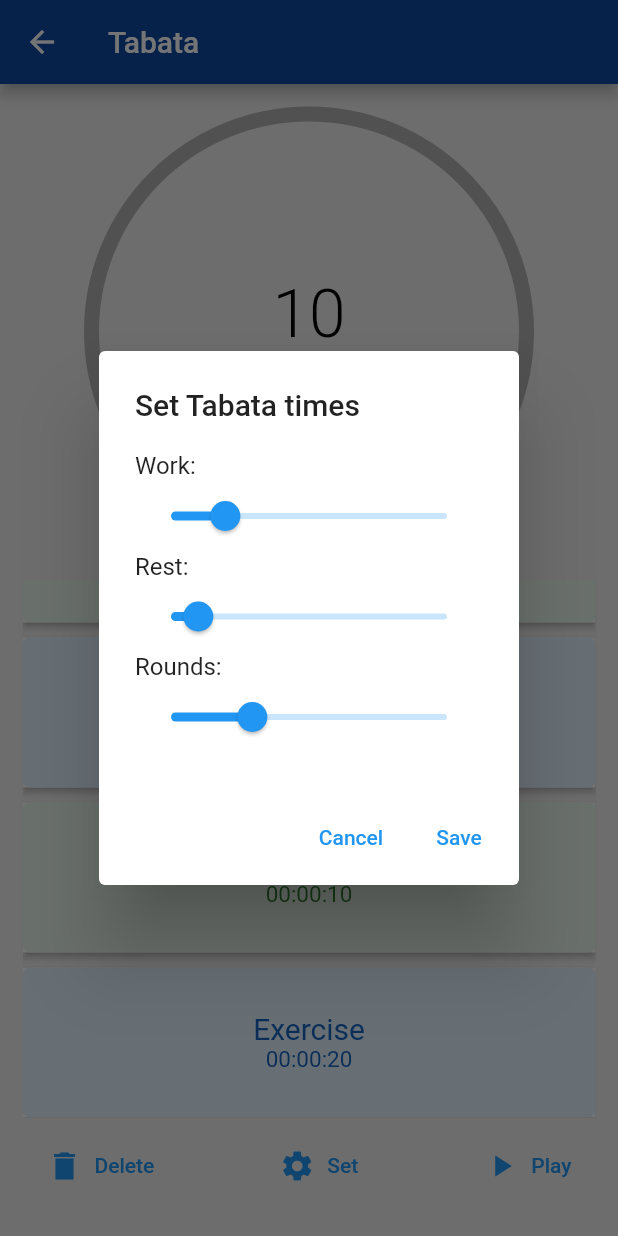
After one commit to mmanning1/WODaily, a Flutter app: the TabataScreen screen opened directly, scrolled down 1392 dp, after a tap on "Set", on a phone screen of 412 x 824 dp. The commit adds this screen. Run offline on Flutter 3.47's test engine with Material 2 defaults, Android fonts, the phone set to English and light mode, and no system bars; our stand-ins replace cloud_firestore, firebase_auth, firebase_core, flutter_signin_button, flutter_spinkit, font_awesome_flutter and 5 more; missing offline and left inert: flutter_ringtone_player; accounts and stored records are empty.

Commit message:
Fine tune stopwatch screen Add settings and sound to tabata screen

```diff
--- /dev/null
+++ b/lib/screens/Preview.dart
@@ -0,0 +1,42 @@
+import 'package:WODaily/utils/Task.dart';
+import 'package:flutter/material.dart';
+
+class Preview extends StatelessWidget {
+  final List<Task> tasks;
+
+  const Preview({Key key, this.tasks}) : super(key: key);
+
+  @override
+  Widget build(BuildContext context) {
+    return Flexible(
+      child: ListView.separated(
+        separatorBuilder: (context, i) => SizedBox(
+          height: 10,
+        ),
+        itemBuilder: (context, i) {
+          return Material(
+            elevation: 2,
+            child: Container(
+              height: 100,
+              width: double.infinity,
+              decoration: BoxDecoration(
+                  color: tasks[i].color[50],
+                  borderRadius: BorderRadius.all(Radius.circular(5))),
+              child: Column(
+                mainAxisAlignment: MainAxisAlignment.center,
+                children: [
+                  Text(tasks[i].title, style: TextStyle(color: tasks[i].color[800], fontSize: 20)),
+                  Text(tasks[i].durationToString(), style: TextStyle(color: tasks[i].color[800], fontSize: 15))
+                ],
+              ),
+            ),
+          );
+        },
+        itemCount: tasks.length,
+        scrollDirection: Axis.vertical,
+        shrinkWrap: true,
+        physics: AlwaysScrollableScrollPhysics(),
+      ),
+    );
+  }
+}
--- a/lib/screens/home_screen.dart
+++ b/lib/screens/home_screen.dart
@@ -1,6 +1,7 @@
 
 import 'package:WODaily/model/user.dart';
 import 'package:WODaily/model/workout.dart';
+import 'package:WODaily/screens/tabata_screen.dart';
 import 'package:WODaily/screens/timer_screen.dart';
 import 'package:WODaily/services/auth.dart';
 import 'package:WODaily/services/database.dart';
@@ -60,7 +61,7 @@ class _WodHomeState extends State<WodHome> {
               icon: const Icon(FontAwesomeIcons.bars),
               onSelected: handleClick,
               itemBuilder: (BuildContext context) {
-                return {'Logout', 'Settings','Timer'}.map((String choice) {
+                return {'Logout', 'Settings','Stopwatch','Tabata'}.map((String choice) {
                   return PopupMenuItem<String>(
                     value: choice,
                     child: Text(choice),
@@ -405,9 +406,13 @@ class _WodHomeState extends State<WodHome> {
         break;
       case 'Settings':
         break;
-      case 'Timer':
+      case 'Stopwatch':
         Navigator.of(this.context).push(MaterialPageRoute(
             builder: (context) => TimerScreen()));
+        break;
+      case 'Tabata':
+        Navigator.of(this.context).push(MaterialPageRoute(
+            builder: (context) => TabataScreen()));
         break;
       case 'Search':
         break;
--- /dev/null
+++ b/lib/screens/tabata_screen.dart
@@ -0,0 +1,226 @@
+import 'dart:async';
+import 'package:WODaily/screens/Preview.dart';
+import 'package:WODaily/utils/Clock.dart';
+import 'package:WODaily/utils/Task.dart';
+import 'package:flutter/material.dart';
+import 'package:numberpicker/numberpicker.dart';
+
+class TabataScreen extends StatefulWidget{
+
+  @override
+  _TabataScreenState createState() => _TabataScreenState();
+}
+
+class _TabataScreenState extends State<TabataScreen> with TickerProviderStateMixin{
+  AnimationController controller;
+  List<Task> tasks = [];
+  int current = 0;
+  double rounds = 8;
+  double work = 20;
+  double rest = 10;
+
+
+  @override
+  void dispose() {
+    controller.dispose();
+    super.dispose();
+  }
+
+  @override
+  void initState() {
+    generateTasks();
+    controller = AnimationController(
+        vsync: this, duration: Duration(seconds: tasks[current].duration))
+      ..addStatusListener((status) {
+        if (status == AnimationStatus.completed) {
+          if (current + 1 >= tasks.length) {
+            showDialog(
+                context: context,
+                builder: (_) {
+                  return AlertDialog(
+                      content: Text('Workout Finished'),
+                      actions: [
+                        TextButton(
+                          child: Text('Close'),
+                          onPressed: () {
+                            Navigator.pop(context);
+                            Navigator.pop(context);
+                          },
+                        )
+                      ]);
+                });
+            return;
+          }
+          current += 1;
+          controller.duration = Duration(seconds: tasks[current].duration);
+          controller.forward(from: 0.0);
+          setState(() {});
+        }
+      });
+    super.initState();
+  }
+
+  void generateTasks() {
+    setState(() {
+      // Defaults to 8 rounds with 20 seconds of work with 10 seconds rest
+      tasks = [Task('Ready', rest.toInt(), Colors.cyan)];
+      for (int i in List.generate(rounds.toInt(), (i) => i)) {
+        tasks = [
+          ...tasks,
+          Task('Exercise', work.toInt(), Colors.blue),
+          if (i < rounds.toInt() - 1)
+            Task('Rest', rest.toInt(), Colors.green)
+        ];
+      }
+    });
+  }
+
+  @override
+  Widget build(BuildContext context) {
+    return Scaffold(
+      appBar: AppBar(
+        title: const Text('Tabata'),
+        backgroundColor: Colors.blue.shade900,
+      ),
+      body: Padding(
+        padding: const EdgeInsets.all(15.0),
+        child: Column(
+          crossAxisAlignment: CrossAxisAlignment.start,
+          children: [
+            Clock(
+                size: Size(300, 300),
+                task: tasks[current],
+                controller: controller),
+            Preview(tasks: tasks.skip(current).toList()),
+            ButtonBar(
+              alignment: MainAxisAlignment.spaceBetween,
+              children: [
+                TextButton.icon(
+                  icon: Icon(Icons.delete_sharp),
+                  label: Text('Delete'),
+                  onPressed: () {
+                    showDialog(
+                        context: context,
+                        builder: (_) => AlertDialog(
+                          title: Text('Sure to delete?'),
+                          actions: [
+                            TextButton(
+                              child: Text('Cancel'),
+                              onPressed: () {
+                                Navigator.pop(context);
+                              },
+                            ),
+                            TextButton(
+                              child: Text('Confirm'),
+                              onPressed: () async {
+                                //await widget.workout.remove();
+                                Navigator.pop(context);
+                                Navigator.pop(context, true);
+                              },
+                            )
+                          ],
+                        ));
+                  },
+                ),
+                TextButton.icon(
+                  icon: Icon(Icons.settings),
+                  label: Text('Set'),
+                  onPressed: () {
+                    showDialog(
+                        context: context,
+                        builder: (_) => StatefulBuilder(builder: (context, setState) {
+                          return AlertDialog(
+                            title: Text('Set Tabata times'),
+                            content: SingleChildScrollView(
+                              child: ListBody(
+                                children: [
+                                  Text('Work: '),
+                                  Slider(
+                                    value: work,
+                                    min: 1,
+                                    max: 100,
+                                    divisions: 100,
+                                    label: work.round().toString(),
+                                    onChanged: (double value) {
+                                      setState(() {
+                                        work = value.roundToDouble();
+                                      });
+                                    },
+                                  ),
+                                  Text('Rest: '),
+                                  Slider(
+                                    value: rest,
+                                    min: 1,
+                                    max: 100,
+                                    divisions: 100,
+                                    label: rest.round().toString(),
+                                    onChanged: (double value) {
+                                      setState(() {
+                                        rest = value.roundToDouble();
+                                      });
+                                    },
+                                  ),
+                                  Text('Rounds: '),
+                                  Slider(
+                                    value: rounds,
+                                    min: 1,
+                                    max: 25,
+                                    divisions: 100,
+                                    label: rounds.round().toString(),
+                                    onChanged: (double value) {
+                                      setState(() {
+                                        rounds = value.roundToDouble();
+                                      });
+                                    },
+                                  ),
+                                ],
+                              ),
+                            ),
+                            actions: [
+                              TextButton(
+                                child: Text('Cancel'),
+                                onPressed: () {
+                                  Navigator.pop(context);
+                                },
+                              ),
+                              TextButton(
+                                child: Text('Save'),
+                                onPressed: () async {
+                                  generateTasks();
+                                  Navigator.pop(context);
+                                },
+                              )
+                            ],
+                          );
+                        }),
+                    );
+                  },
+                ),
+                AnimatedBuilder(
+                    animation: controller,
+                    builder: (_, __) {
+                      return TextButton.icon(
+                          onPressed: () {
+                            if (controller.isAnimating) {
+                              controller.stop();
+                            } else {
+                              controller.forward();
+                            }
+                            setState(() {}); // sad but I have to do that :(
+                          },
+                          icon: Icon(controller.isAnimating
+                              ? Icons.pause
+                              : Icons.play_arrow),
+                          label: Text(controller.isAnimating
+                              ? 'Pause'
+                              : 'Play'));
+                    }),
+              ],
+            )
+          ],
+        ),
+      ),
+    );
+  }
+
+}
--- /dev/null
+++ b/lib/utils/Clock.dart
@@ -0,0 +1,113 @@
+import 'package:WODaily/utils/Task.dart';
+import 'package:flutter/material.dart';
+import 'dart:math';
+import 'package:flutter_ringtone_player/flutter_ringtone_player.dart';
+
+class Clock extends StatelessWidget {
+  final Size size;
+  final Task task;
+  final AnimationController controller;
+
+  const Clock({Key key, this.size, this.controller, this.task})
+      : super(key: key);
+
+  @override
+  Widget build(BuildContext context) {
+    return Padding(
+      padding: const EdgeInsets.only(bottom: 16.0),
+      child: Center(
+        child: Column(children: [
+          Container(
+            height: size.height,
+            width: size.width,
+            child: AnimatedBuilder(
+              animation: controller,
+              builder: (_, __) {
+                return Stack(
+                  alignment: AlignmentDirectional.center,
+                  children: [
+                    Container(
+                      width: size.width,
+                      height: size.height,
+                      child: CustomPaint(
+                          painter: ClockPainter(
+                              controller, Colors.black26, Colors.blue[800])),
+                    ),
+                    Column(
+                      mainAxisAlignment: MainAxisAlignment.center,
+                      children: [
+                        buildReminding(),
+                        Text(
+                          task.title,
+                          style: TextStyle(
+                              fontSize: 20, fontStyle: FontStyle.italic),
+                        )
+                      ],
+                    )
+                  ],
+                );
+              },
+            ),
+          ),
+        ]),
+      ),
+    );
+  }
+
+  Widget buildReminding() {
+    var reminding = task.duration - (controller.value * task.duration);
+    if(reminding.toStringAsFixed(1) == '3.5'){
+      FlutterRingtonePlayer.play(fromAsset: 'assets/race-start-beeps.mp3');
+    }
+    /*if(reminding.toStringAsFixed(1) == '3.0'){
+        FlutterRingtonePlayer.play(fromAsset: 'assets/beepShort.mp3');
+    } else if(reminding.toStringAsFixed(1) == '2.0'){
+      FlutterRingtonePlayer.play(fromAsset: 'assets/beepShort.mp3');
+    } else if(reminding.toStringAsFixed(1) == '1.0'){
+      FlutterRingtonePlayer.play(fromAsset: 'assets/beepShort.mp3');
+    }
+    if(reminding == task.duration && task.title != 'Ready'){
+      FlutterRingtonePlayer.play(fromAsset: 'assets/beepLong.mp3');
+    }*/
+    return Text(
+      reminding.toStringAsFixed(0),
+      style: TextStyle(
+          fontSize: 44,
+          fontWeight: FontWeight.w300,
+          color: Color.lerp(Colors.black, Colors.red[600], controller.value)),
+    );
+  }
+
+}
+
+class ClockPainter extends CustomPainter {
+  final Animation<double> animation;
+  final Color backgroundColor, color;
+
+  ClockPainter(this.animation, this.backgroundColor, this.color)
+      : super(repaint: animation);
+
+  @override
+  void paint(Canvas canvas, Size size) {
+    Paint paint = Paint()
+      ..color = backgroundColor
+      ..strokeWidth = 10.0
+      ..strokeCap = StrokeCap.round
+      ..style = PaintingStyle.stroke;
+
+    canvas.drawCircle(size.center(Offset.zero),
+        size.width / 2.0 - paint.strokeWidth / 2, paint);
+    paint.color = color;
+    double progress = (animation.value) * 2 * pi;
+    var o = Offset.zero & size;
+    canvas.drawArc(
+        o.deflate(paint.strokeWidth / 2), pi * 1.5, -progress, false, paint);
+  }
+
+  @override
+  bool shouldRepaint(covariant ClockPainter old) {
+    return animation.value != old.animation.value ||
+        color != old.color ||
+        backgroundColor != old.backgroundColor;
+  }
+}
--- /dev/null
+++ b/lib/utils/Task.dart
@@ -0,0 +1,17 @@
+import 'package:flutter/material.dart';
+
+class Task {
+  final String title;
+  final int duration;
+  final MaterialColor color;
+
+  Task(this.title, this.duration, this.color);
+
+  String durationToString() {
+    final Duration d = Duration(seconds: duration);
+    String twoDigits(int n) => n.toString().padLeft(2, '0');
+    String twoDigitMinutes = twoDigits(d.inMinutes.remainder(60));
+    String twoDigitSeconds = twoDigits(d.inSeconds.remainder(60));
+    return "${twoDigits(d.inHours)}:$twoDigitMinutes:$twoDigitSeconds";
+  }
+}
```
Also changed, not shown: lib/screens/timer_screen.dart (+56 -23 lines), pubspec.yaml (+6 -3 lines), 1 other file.
